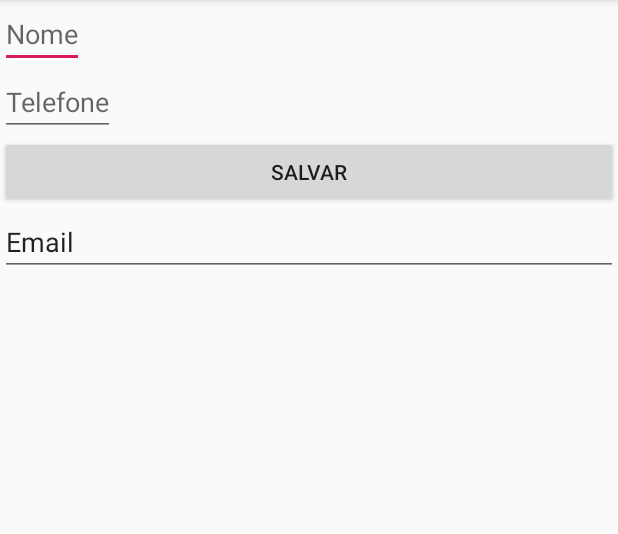
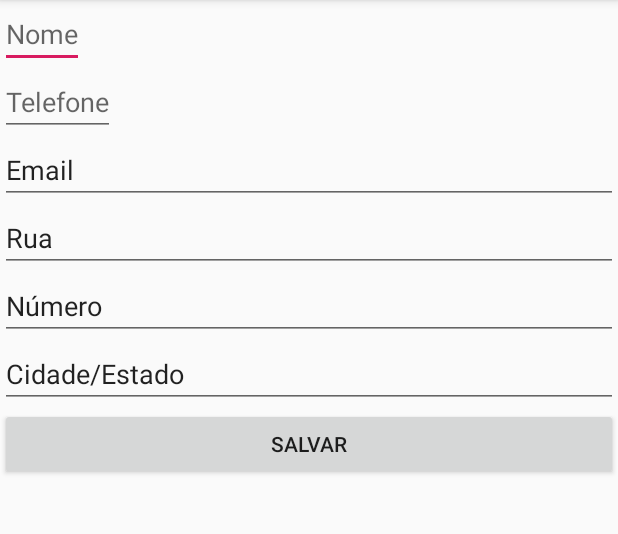
Before and after one commit to krl-du/MyApplication, an Android app: the ContatoActivity screen opened directly, with no data from a screen before it, on a phone screen of 412 x 824 dp, the part 84-618 px from its top. Run offline under Robolectric (Android 15) with nearby library versions, the phone set to English and light mode, and no system bars.

Commit message:
Commit inicial.

```diff
--- a/app/src/main/AndroidManifest.xml
+++ b/app/src/main/AndroidManifest.xml
@@ -9,14 +9,14 @@
         android:roundIcon="@mipmap/ic_launcher_round"
         android:supportsRtl="true"
         android:theme="@style/AppTheme">
-        <activity android:name=".MainActivity">
+        <activity android:name=".Activities.MainActivity">
             <intent-filter>
                 <action android:name="android.intent.action.MAIN" />
 
                 <category android:name="android.intent.category.LAUNCHER" />
             </intent-filter>
         </activity>
-        <activity android:name=".ContatoActivity"></activity>
+        <activity android:name=".Activities.ContatoActivity"></activity>
     </application>
 
 </manifest>
--- /dev/null
+++ b/app/src/main/java/br/senac/myapplication/Activities/EnderecoActivity.java
@@ -0,0 +1,6 @@
+package br.senac.myapplication.Activities;
+
+public class EnderecoActivity {
+
+
+}
--- a/app/src/main/java/br/senac/myapplication/MainActivity.java
+++ b/app/src/main/java/br/senac/myapplication/Activities/MainActivity.java
@@ -1,13 +1,14 @@
-package br.senac.myapplication;
+package br.senac.myapplication.Activities;
 
 import android.content.Intent;
 import android.support.v7.app.AppCompatActivity;
 import android.os.Bundle;
-import android.view.DragEvent;
 import android.view.View;
 import android.widget.ArrayAdapter;
 import android.widget.Button;
 import android.widget.ListView;
+
+import br.senac.myapplication.R;
 
 public class MainActivity extends AppCompatActivity {
 
--- a/app/src/main/res/layout/activity_contato.xml
+++ b/app/src/main/res/layout/activity_contato.xml
@@ -4,7 +4,7 @@
     xmlns:tools="http://schemas.android.com/tools"
     android:layout_width="match_parent"
     android:layout_height="match_parent"
-    tools:context=".ContatoActivity"
+    tools:context=".Activities.ContatoActivity"
     android:orientation="vertical">
 
 
@@ -12,7 +12,7 @@
         android:id="@+id/nomeEditText"
         android:layout_width="wrap_content"
         android:layout_height="wrap_content"
-       android:hint="Nome" />
+        android:hint="Nome" />
 
     <EditText
         android:id="@+id/telefoneEditText"
@@ -20,17 +20,34 @@
         android:layout_height="wrap_content"
         android:hint="Telefone" />
 
+    <EditText
+        android:id="@+id/emailEditText"
+        android:layout_width="match_parent"
+        android:layout_height="wrap_content"
+        android:text="Email" />
+
+    <EditText
+        android:id="@+id/ruaEditText"
+        android:layout_width="match_parent"
+        android:layout_height="wrap_content"
+        android:text="Rua" />
+
+    <EditText
+        android:id="@+id/numeroEditText"
+        android:layout_width="match_parent"
+        android:layout_height="wrap_content"
+        android:text="Número" />
+
+    <EditText
+        android:id="@+id/cidadeEditText"
+        android:layout_width="match_parent"
+        android:layout_height="wrap_content"
+        android:text="Cidade/Estado" />
+
     <Button
         android:id="@+id/salvarContatoButton"
         android:layout_width="match_parent"
         android:layout_height="wrap_content"
         android:text="Salvar" />
 
-    <EditText
-        android:id="@+id/emailEditText"
-        android:layout_width="match_parent"
-        android:layout_height="wrap_content"
-        android:text="Email" />
-
-
 </LinearLayout>
--- a/app/src/main/res/layout/activity_main.xml
+++ b/app/src/main/res/layout/activity_main.xml
@@ -4,7 +4,7 @@
     xmlns:tools="http://schemas.android.com/tools"
     android:layout_width="match_parent"
     android:layout_height="match_parent"
-    tools:context=".MainActivity"
+    tools:context=".Activities.MainActivity"
     android:orientation="vertical">
 
     <ListView
```
Also changed, not shown: app/src/main/java/br/senac/myapplication/Activities/ContatoActivity.java (renamed from app/src/main/java/br/senac/myapplication/ContatoActivity.java, +18 -6 lines), app/src/main/java/br/senac/myapplication/model/ContatoEntity.java (added, +56 -0 lines), app/src/main/java/br/senac/myapplication/model/EnderecoEntity.java (added, +51 -0 lines).
